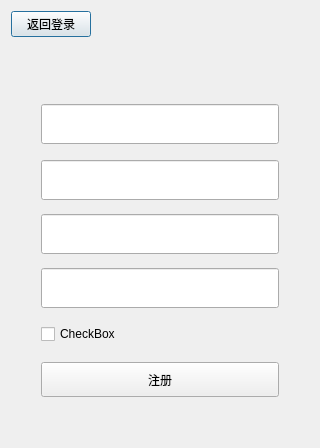
Above: Client/enrolldialog.ui from Jearyhao/MyChat before the change. Below: the same form after it.
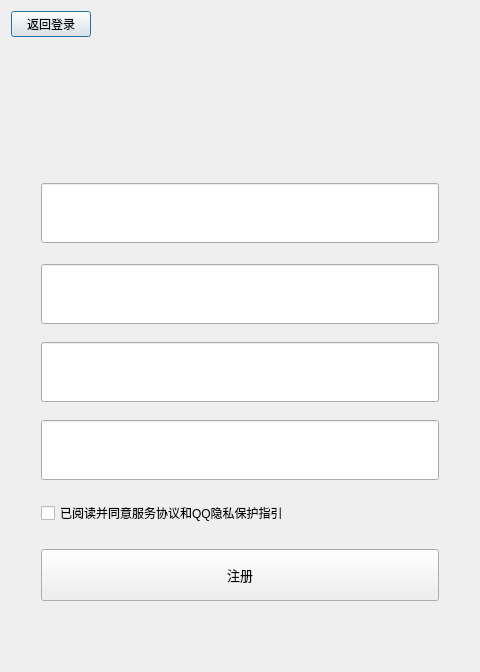
That is the form after the change.

Commit message: redisign client UI

The edit to the form file:
```diff
--- a/Client/enrolldialog.ui
+++ b/Client/enrolldialog.ui
@@ -6,20 +6,20 @@
    <rect>
     <x>0</x>
     <y>0</y>
-    <width>320</width>
-    <height>448</height>
+    <width>480</width>
+    <height>672</height>
    </rect>
   </property>
   <property name="minimumSize">
    <size>
-    <width>320</width>
-    <height>448</height>
+    <width>480</width>
+    <height>672</height>
    </size>
   </property>
   <property name="maximumSize">
    <size>
-    <width>320</width>
-    <height>448</height>
+    <width>480</width>
+    <height>672</height>
    </size>
   </property>
   <property name="windowTitle">
@@ -76,7 +76,7 @@
        <property name="sizeHint" stdset="0">
         <size>
          <width>20</width>
-         <height>10</height>
+         <height>15</height>
         </size>
        </property>
       </spacer>
@@ -108,7 +108,7 @@
        <property name="sizeHint" stdset="0">
         <size>
          <width>20</width>
-         <height>40</height>
+         <height>60</height>
         </size>
        </property>
       </spacer>
@@ -118,21 +118,31 @@
        <property name="minimumSize">
         <size>
          <width>0</width>
-         <height>40</height>
+         <height>60</height>
         </size>
        </property>
        <property name="maximumSize">
         <size>
          <width>16777215</width>
-         <height>40</height>
+         <height>60</height>
         </size>
        </property>
+       <property name="font">
+        <font>
+         <pointsize>8</pointsize>
+        </font>
+       </property>
       </widget>
      </item>
      <item row="8" column="1">
       <widget class="QCheckBox" name="checkBox">
+       <property name="font">
+        <font>
+         <pointsize>9</pointsize>
+        </font>
+       </property>
        <property name="text">
-        <string>CheckBox</string>
+        <string>已阅读并同意服务协议和QQ隐私保护指引</string>
        </property>
       </widget>
      </item>
@@ -141,15 +151,20 @@
        <property name="minimumSize">
         <size>
          <width>0</width>
-         <height>35</height>
+         <height>52</height>
         </size>
        </property>
        <property name="maximumSize">
         <size>
          <width>16777215</width>
-         <height>35</height>
+         <height>52</height>
         </size>
        </property>
+       <property name="font">
+        <font>
+         <pointsize>10</pointsize>
+        </font>
+       </property>
        <property name="text">
         <string>注册</string>
        </property>
@@ -166,7 +181,7 @@
        <property name="sizeHint" stdset="0">
         <size>
          <width>20</width>
-         <height>8</height>
+         <height>12</height>
         </size>
        </property>
       </spacer>
@@ -182,7 +197,7 @@
        <property name="sizeHint" stdset="0">
         <size>
          <width>20</width>
-         <height>8</height>
+         <height>12</height>
         </size>
        </property>
       </spacer>
@@ -192,15 +207,20 @@
        <property name="minimumSize">
         <size>
          <width>0</width>
-         <height>40</height>
+         <height>60</height>
         </size>
        </property>
        <property name="maximumSize">
         <size>
          <width>16777215</width>
-         <height>40</height>
+         <height>60</height>
         </size>
        </property>
+       <property name="font">
+        <font>
+         <pointsize>8</pointsize>
+        </font>
+       </property>
       </widget>
      </item>
      <item row="0" column="1">
@@ -208,15 +228,20 @@
        <property name="minimumSize">
         <size>
          <width>0</width>
-         <height>40</height>
+         <height>60</height>
         </size>
        </property>
        <property name="maximumSize">
         <size>
          <width>16777215</width>
-         <height>40</height>
+         <height>60</height>
         </size>
        </property>
+       <property name="font">
+        <font>
+         <pointsize>8</pointsize>
+        </font>
+       </property>
       </widget>
      </item>
      <item row="4" column="1">
@@ -224,15 +249,20 @@
        <property name="minimumSize">
         <size>
          <width>0</width>
-         <height>40</height>
+         <height>60</height>
         </size>
        </property>
        <property name="maximumSize">
         <size>
          <width>16777215</width>
-         <height>40</height>
+         <height>60</height>
         </size>
        </property>
+       <property name="font">
+        <font>
+         <pointsize>8</pointsize>
+        </font>
+       </property>
       </widget>
      </item>
      <item row="9" column="1">
@@ -246,7 +276,7 @@
        <property name="sizeHint" stdset="0">
         <size>
          <width>20</width>
-         <height>12</height>
+         <height>18</height>
         </size>
        </property>
       </spacer>
@@ -278,7 +308,7 @@
        <property name="sizeHint" stdset="0">
         <size>
          <width>20</width>
-         <height>10</height>
+         <height>15</height>
         </size>
        </property>
       </spacer>
```
Left out of the diff: 2 changed lines with no effect on the pictures. The commit also changes 5 other files.
